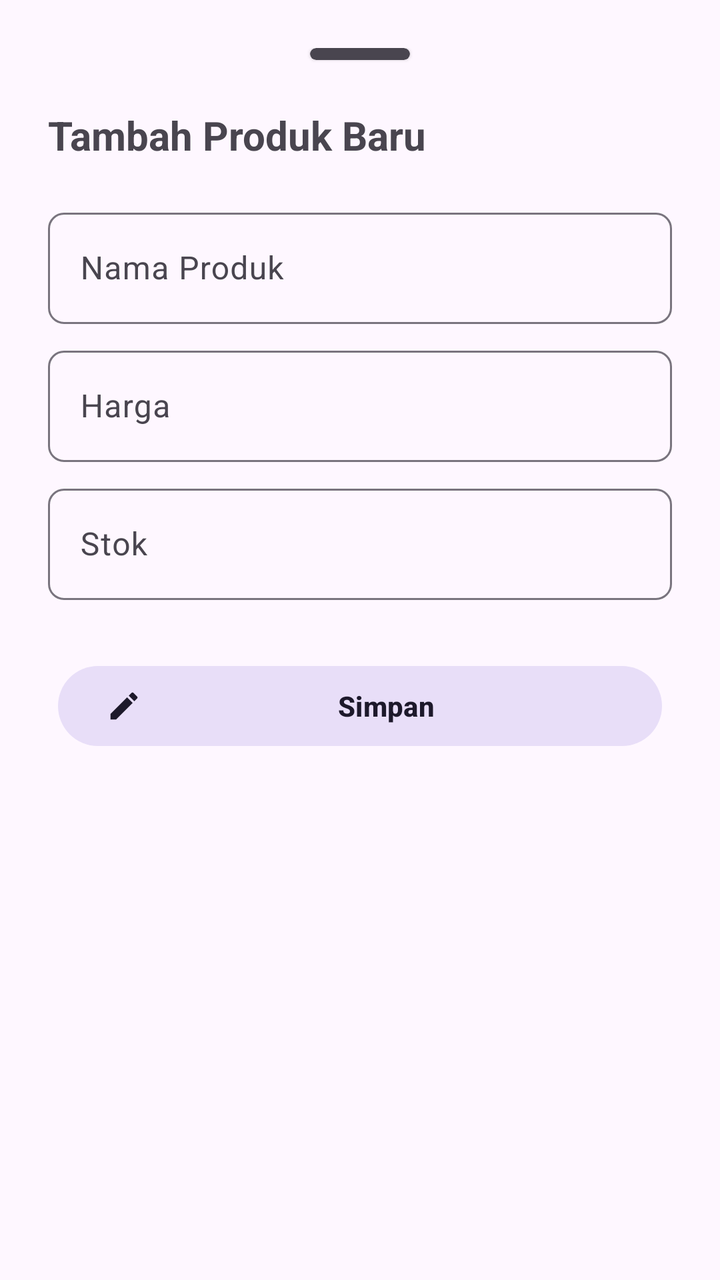
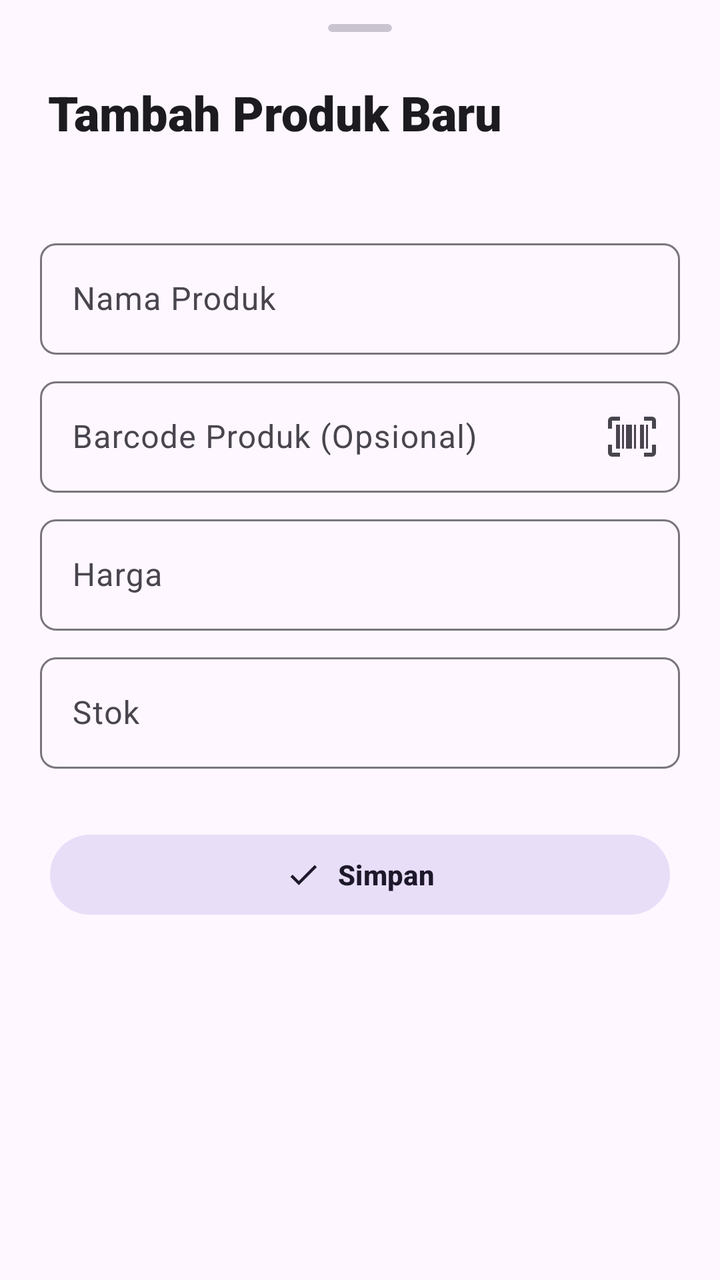

An Android layout rendered at two revisions. The XML below is the earlier revision; the diff shows what the commit changed to produce the second picture.
<!-- AndroidManifest.xml: application theme AppTheme -->
<!-- res/layout/dialog_tambah_produk.xml -->
<?xml version="1.0" encoding="utf-8"?>
<LinearLayout
     xmlns:android="http://schemas.android.com/apk/res/android"
     xmlns:app="http://schemas.android.com/apk/res-auto"
     android:layout_height="wrap_content"
     android:layout_width="match_parent"
     android:padding="24dp"
     android:orientation="vertical">

    <com.google.android.material.card.MaterialCardView
         android:layout_height="6dp"
         android:layout_width="50dp"
         android:layout_marginBottom="24dp"
         app:cardElevation="1dp"
         app:cardBackgroundColor="?attr/colorOnSurfaceVariant"
         style="?attr/materialCardViewFilledStyle"
         app:cardCornerRadius="24dp"
         android:layout_gravity="center_horizontal">

    </com.google.android.material.card.MaterialCardView>

    <TextView
         android:layout_height="wrap_content"
         android:layout_width="wrap_content"
         android:layout_marginBottom="20dp"
         android:textSize="20sp"
         android:id="@+id/tv_judul_sheet"
         android:text="Tambah Produk Baru"
         android:textStyle="bold" />

    <com.google.android.material.textfield.TextInputLayout
         android:layout_height="wrap_content"
         android:layout_width="match_parent"
         android:layout_marginBottom="8dp"
         app:boxCornerRadiusTopEnd="8dp"
         app:boxCornerRadiusBottomStart="8dp"
         app:boxCornerRadiusBottomEnd="8dp"
         style="@style/Widget.Material3.TextInputLayout.OutlinedBox"
         app:boxCornerRadiusTopStart="8dp">

        <com.google.android.material.textfield.TextInputEditText
             android:layout_height="wrap_content"
             android:layout_width="match_parent"
             android:hint="Nama Produk"
             android:inputType="textCapWords"
             android:id="@+id/et_nama_produk" />

    </com.google.android.material.textfield.TextInputLayout>

    <com.google.android.material.textfield.TextInputLayout
         android:layout_height="wrap_content"
         android:layout_width="match_parent"
         android:layout_marginBottom="8dp"
         app:boxCornerRadiusTopEnd="8dp"
         app:boxCornerRadiusBottomStart="8dp"
         app:boxCornerRadiusBottomEnd="8dp"
         style="@style/Widget.Material3.TextInputLayout.OutlinedBox"
         app:prefixText="Rp"
         app:boxCornerRadiusTopStart="8dp">

        <com.google.android.material.textfield.TextInputEditText
             android:layout_height="wrap_content"
             android:layout_width="match_parent"
             android:hint="Harga"
             android:inputType="number"
             android:id="@+id/et_harga_produk" />

    </com.google.android.material.textfield.TextInputLayout>

    <com.google.android.material.textfield.TextInputLayout
         android:layout_height="wrap_content"
         android:layout_width="match_parent"
         android:layout_marginBottom="24dp"
         app:boxCornerRadiusTopEnd="8dp"
         app:boxCornerRadiusBottomStart="8dp"
         app:boxCornerRadiusBottomEnd="8dp"
         style="@style/Widget.Material3.TextInputLayout.OutlinedBox"
         app:boxCornerRadiusTopStart="8dp">

        <com.google.android.material.textfield.TextInputEditText
             android:layout_height="wrap_content"
             android:layout_width="match_parent"
             android:hint="Stok"
             android:inputType="number"
             android:id="@+id/et_stok_produk" />

    </com.google.android.material.textfield.TextInputLayout>

    <LinearLayout
         android:layout_height="wrap_content"
         android:layout_width="match_parent"
         android:gravity="center"
         android:orientation="horizontal">

        <com.google.android.material.button.MaterialButton
             android:layout_height="wrap_content"
             android:layout_width="0dp"
             android:visibility="gone"
             app:icon="@drawable/ic_delete"
             android:layout_margin="5dp"
             app:iconTint="#F44336"
             android:textColor="#F44336"
             app:strokeColor="#F44336"
             style="@style/Widget.Material3.Button.OutlinedButton"
             android:layout_weight="1"
             android:id="@+id/btn_hapus"
             android:textStyle="bold"
             android:text="Hapus" />

        <com.google.android.material.button.MaterialButton
             android:layout_height="wrap_content"
             android:layout_width="0dp"
             app:icon="@drawable/ic_edit"
             android:layout_margin="5dp"
             android:textAllCaps="false"
             style="@style/Widget.Material3.Button.TonalButton"
             android:layout_weight="1"
             android:id="@+id/btn_simpan"
             android:textStyle="bold"
             android:text="Simpan" />

    </LinearLayout>

</LinearLayout>
<!-- resources referenced by this layout -->
<resources>
  <!-- drawable ic_delete (drawable) -->
  <vector xmlns:android="http://schemas.android.com/apk/res/android"
      android:width="24dp"
      android:height="24dp"
      android:viewportWidth="24"
      android:viewportHeight="24">
      
    <path
        android:fillColor="#F44336"
        android:pathData="M6,19c0,1.1 0.9,2 2,2h8c1.1,0 2,-0.9 2,-2L18,7L6,7v12zM8,9h8v10L8,19L8,9zM15.5,4l-1,-1h-5l-1,1L5,4v2h14L19,4z"/>
  </vector>
  <!-- drawable ic_edit (drawable) -->
  <vector xmlns:android="http://schemas.android.com/apk/res/android"
      android:width="24dp"
      android:height="24dp"
      android:viewportWidth="24"
      android:viewportHeight="24"
      android:tint="?attr/colorPrimary">
    <path
        android:fillColor="@android:color/white"
        android:pathData="M3,17.25V21h3.75L17.81,9.94l-3.75,-3.75L3,17.25zM20.71,7.04c0.39,-0.39 0.39,-1.02 0,-1.41l-2.34,-2.34c-0.39,-0.39 -1.02,-0.39 -1.41,0l-1.83,1.83 3.75,3.75 1.83,-1.83z"/>
  </vector>
  <style name="AppTheme" parent="Base.AppTheme" />
  <style name="Base.AppTheme" parent="Theme.Material3.DayNight.NoActionBar">
          <item name="android:windowBackground">?attr/colorSurface</item>
          <item name="android:statusBarColor">?attr/colorSurface</item>
          <item name="android:windowLightStatusBar">true</item>
          <item name="android:windowActionBarOverlay">true</item>
          <item name="android:windowContentOverlay">@null</item>
      </style>
</resources>

<!-- the commit's change to res/layout/dialog_tambah_produk.xml (unified diff, before → after) -->
@@ -1,124 +1,159 @@
 <?xml version="1.0" encoding="utf-8"?>
 <LinearLayout
-     xmlns:android="http://schemas.android.com/apk/res/android"
-     xmlns:app="http://schemas.android.com/apk/res-auto"
-     android:layout_height="wrap_content"
-     android:layout_width="match_parent"
-     android:padding="24dp"
-     android:orientation="vertical">
+    xmlns:android="http://schemas.android.com/apk/res/android"
+    xmlns:app="http://schemas.android.com/apk/res-auto"
+    android:layout_width="match_parent"
+    android:layout_height="match_parent"
+    android:orientation="vertical">
 
     <com.google.android.material.card.MaterialCardView
-         android:layout_height="6dp"
-         android:layout_width="50dp"
-         android:layout_marginBottom="24dp"
-         app:cardElevation="1dp"
-         app:cardBackgroundColor="?attr/colorOnSurfaceVariant"
-         style="?attr/materialCardViewFilledStyle"
-         app:cardCornerRadius="24dp"
-         android:layout_gravity="center_horizontal">
-
-    </com.google.android.material.card.MaterialCardView>
+        android:layout_width="32dp"
+        android:layout_height="4dp"
+        android:layout_gravity="center_horizontal"
+        android:layout_marginTop="12dp"
+        app:cardBackgroundColor="?attr/colorOutlineVariant"
+        app:cardElevation="0dp"
+        app:strokeWidth="0dp" />
 
     <TextView
-         android:layout_height="wrap_content"
-         android:layout_width="wrap_content"
-         android:layout_marginBottom="20dp"
-         android:textSize="20sp"
-         android:id="@+id/tv_judul_sheet"
-         android:text="Tambah Produk Baru"
-         android:textStyle="bold" />
+        android:layout_width="wrap_content"
+        android:layout_height="wrap_content"
+        android:id="@+id/tv_judul_sheet"
+        android:text="Tambah Produk Baru"
+        android:textSize="24sp"
+        android:fontFamily="sans-serif-black"
+        android:textColor="?attr/colorOnSurface"
+        android:layout_marginHorizontal="24dp"
+        android:layout_marginVertical="24dp" />
 
-    <com.google.android.material.textfield.TextInputLayout
-         android:layout_height="wrap_content"
-         android:layout_width="match_parent"
-         android:layout_marginBottom="8dp"
-         app:boxCornerRadiusTopEnd="8dp"
-         app:boxCornerRadiusBottomStart="8dp"
-         app:boxCornerRadiusBottomEnd="8dp"
-         style="@style/Widget.Material3.TextInputLayout.OutlinedBox"
-         app:boxCornerRadiusTopStart="8dp">
+    <androidx.core.widget.NestedScrollView
+        android:layout_width="match_parent"
+        android:layout_height="match_parent">
 
-        <com.google.android.material.textfield.TextInputEditText
-             android:layout_height="wrap_content"
-             android:layout_width="match_parent"
-             android:hint="Nama Produk"
-             android:inputType="textCapWords"
-             android:id="@+id/et_nama_produk" />
+        <LinearLayout
+            android:layout_width="match_parent"
+            android:layout_height="wrap_content"
+            android:orientation="vertical"
+            android:padding="20dp">
 
-    </com.google.android.material.textfield.TextInputLayout>
+            <com.google.android.material.textfield.TextInputLayout
+                android:layout_height="wrap_content"
+                android:layout_width="match_parent"
+                android:layout_marginBottom="8dp"
+                app:boxCornerRadiusTopEnd="8dp"
+                app:boxCornerRadiusBottomStart="8dp"
+                app:boxCornerRadiusBottomEnd="8dp"
+                style="@style/Widget.Material3.TextInputLayout.OutlinedBox"
+                app:boxCornerRadiusTopStart="8dp">
 
-    <com.google.android.material.textfield.TextInputLayout
-         android:layout_height="wrap_content"
-         android:layout_width="match_parent"
-         android:layout_marginBottom="8dp"
-         app:boxCornerRadiusTopEnd="8dp"
-         app:boxCornerRadiusBottomStart="8dp"
-         app:boxCornerRadiusBottomEnd="8dp"
-         style="@style/Widget.Material3.TextInputLayout.OutlinedBox"
-         app:prefixText="Rp"
-         app:boxCornerRadiusTopStart="8dp">
+                <com.google.android.material.textfield.TextInputEditText
+                    android:layout_height="wrap_content"
+                    android:layout_width="match_parent"
+                    android:hint="Nama Produk"
+                    android:inputType="textCapWords"
+                    android:id="@+id/et_nama_produk" />
 
-        <com.google.android.material.textfield.TextInputEditText
-             android:layout_height="wrap_content"
-             android:layout_width="match_parent"
-             android:hint="Harga"
-             android:inputType="number"
-             android:id="@+id/et_harga_produk" />
+            </com.google.android.material.textfield.TextInputLayout>
 
-    </com.google.android.material.textfield.TextInputLayout>
+            <com.google.android.material.textfield.TextInputLayout
+                android:id="@+id/til_barcode_produk"
+                android:layout_height="wrap_content"
+                android:layout_width="match_parent"
+                android:layout_marginBottom="8dp"
+                app:boxCornerRadiusTopEnd="8dp"
+                app:boxCornerRadiusBottomStart="8dp"
+                app:boxCornerRadiusBottomEnd="8dp"
+                style="@style/Widget.Material3.TextInputLayout.OutlinedBox"
+                app:boxCornerRadiusTopStart="8dp"
+                app:endIconMode="custom"
+                app:endIconDrawable="@drawable/ic_barcode_scan">
 
-    <com.google.android.material.textfield.TextInputLayout
-         android:layout_height="wrap_content"
-         android:layout_width="match_parent"
-         android:layout_marginBottom="24dp"
-         app:boxCornerRadiusTopEnd="8dp"
-         app:boxCornerRadiusBottomStart="8dp"
-         app:boxCornerRadiusBottomEnd="8dp"
-         style="@style/Widget.Material3.TextInputLayout.OutlinedBox"
-         app:boxCornerRadiusTopStart="8dp">
+                <com.google.android.material.textfield.TextInputEditText
+                    android:id="@+id/et_barcode_produk"
+                    android:layout_width="match_parent"
+                    android:layout_height="wrap_content"
+                    android:hint="Barcode Produk (Opsional)"
+                    android:inputType="number" />
+            </com.google.android.material.textfield.TextInputLayout>
 
-        <com.google.android.material.textfield.TextInputEditText
-             android:layout_height="wrap_content"
-             android:layout_width="match_parent"
-             android:hint="Stok"
-             android:inputType="number"
-             android:id="@+id/et_stok_produk" />
+            <com.google.android.material.textfield.TextInputLayout
+                android:layout_height="wrap_content"
+                android:layout_width="match_parent"
+                android:layout_marginBottom="8dp"
+                app:boxCornerRadiusTopEnd="8dp"
+                app:boxCornerRadiusBottomStart="8dp"
+                app:boxCornerRadiusBottomEnd="8dp"
+                style="@style/Widget.Material3.TextInputLayout.OutlinedBox"
+                app:prefixText="Rp"
+                app:boxCornerRadiusTopStart="8dp">
 
-    </com.google.android.material.textfield.TextInputLayout>
+                <com.google.android.material.textfield.TextInputEditText
+                    android:layout_height="wrap_content"
+                    android:layout_width="match_parent"
+                    android:hint="Harga"
+                    android:inputType="number"
+                    android:id="@+id/et_harga_produk" />
 
-    <LinearLayout
-         android:layout_height="wrap_content"
-         android:layout_width="match_parent"
-         android:gravity="center"
-         android:orientation="horizontal">
+            </com.google.android.material.textfield.TextInputLayout>
 
-        <com.google.android.material.button.MaterialButton
-             android:layout_height="wrap_content"
-             android:layout_width="0dp"
-             android:visibility="gone"
-             app:icon="@drawable/ic_delete"
-             android:layout_margin="5dp"
-             app:iconTint="#F44336"
-             android:textColor="#F44336"
-             app:strokeColor="#F44336"
-             style="@style/Widget.Material3.Button.OutlinedButton"
-             android:layout_weight="1"
-             android:id="@+id/btn_hapus"
-             android:textStyle="bold"
-             android:text="Hapus" />
+            <com.google.android.material.textfield.TextInputLayout
+                android:layout_height="wrap_content"
+                android:layout_width="match_parent"
+                android:layout_marginBottom="24dp"
+                app:boxCornerRadiusTopEnd="8dp"
+                app:boxCornerRadiusBottomStart="8dp"
+                app:boxCornerRadiusBottomEnd="8dp"
+                style="@style/Widget.Material3.TextInputLayout.OutlinedBox"
+                app:boxCornerRadiusTopStart="8dp">
 
-        <com.google.android.material.button.MaterialButton
-             android:layout_height="wrap_content"
-             android:layout_width="0dp"
-             app:icon="@drawable/ic_edit"
-             android:layout_margin="5dp"
-             android:textAllCaps="false"
-             style="@style/Widget.Material3.Button.TonalButton"
-             android:layout_weight="1"
-             android:id="@+id/btn_simpan"
-             android:textStyle="bold"
-             android:text="Simpan" />
+                <com.google.android.material.textfield.TextInputEditText
+                    android:layout_height="wrap_content"
+                    android:layout_width="match_parent"
+                    android:hint="Stok"
+                    android:inputType="number"
+                    android:id="@+id/et_stok_produk" />
 
-    </LinearLayout>
+            </com.google.android.material.textfield.TextInputLayout>
+
+            <LinearLayout
+                android:layout_height="wrap_content"
+                android:layout_width="match_parent"
+                android:gravity="center"
+                android:orientation="horizontal">
+
+                <com.google.android.material.button.MaterialButton
+                    android:layout_height="wrap_content"
+                    android:layout_width="0dp"
+                    android:visibility="gone"
+                    app:icon="@drawable/ic_delete"
+                    android:layout_margin="5dp"
+                    app:iconTint="#F44336"
+                    android:textColor="#F44336"
+                    app:strokeColor="#F44336"
+                    style="@style/Widget.Material3.Button.OutlinedButton"
+                    android:layout_weight="1"
+                    android:id="@+id/btn_hapus"
+                    android:textStyle="bold"
+                    app:iconGravity="textStart"
+                    android:text="Hapus" />
+
+                <com.google.android.material.button.MaterialButton
+                    android:layout_height="wrap_content"
+                    android:layout_width="0dp"
+                    app:icon="@drawable/ic_check"
+                    android:layout_margin="5dp"
+                    android:textAllCaps="false"
+                    style="@style/Widget.Material3.Button.TonalButton"
+                    android:layout_weight="1"
+                    app:iconGravity="textStart"
+                    android:id="@+id/btn_simpan"
+                    android:textStyle="bold"
+                    android:text="Simpan" />
+
+            </LinearLayout>
+
+        </LinearLayout>
+
+    </androidx.core.widget.NestedScrollView>
 
 </LinearLayout>
<!-- resource entries referenced after the edit -->
@@ -1,5 +1,27 @@
 <!-- resources referenced by this layout -->
 <resources>
+  <!-- drawable ic_barcode_scan (drawable) -->
+  <vector
+          xmlns:android="http://schemas.android.com/apk/res/android"
+          android:height="24dp"
+          android:width="24dp"
+          android:viewportWidth="24"
+          android:viewportHeight="24">
+      <path
+              android:fillColor="?attr/colorPrimary"
+              android:pathData="M4,6H6V18H4V6M7,6H8V18H7V6M9,6H12V18H9V6M13,6H14V18H13V6M16,6H18V18H16V6M19,6H20V18H19V6M2,4V8H0V4A2,2 0 0,1 2,2H6V4H2M22,2A2,2 0 0,1 24,4V8H22V4H18V2H22M2,16V20H6V22H2A2,2 0 0,1 0,20V16H2M22,20V16H24V20A2,2 0 0,1 22,22H18V20H22Z" />
+  </vector>
+  <!-- drawable ic_check (drawable) -->
+  <vector xmlns:android="http://schemas.android.com/apk/res/android"
+      android:width="24dp"
+      android:height="24dp"
+      android:viewportWidth="24"
+      android:viewportHeight="24"
+      android:tint="?attr/colorPrimary">
+    <path
+        android:fillColor="@android:color/white"
+        android:pathData="M9,16.17L4.83,12l-1.42,1.41L9,19 21,7l-1.41,-1.41z"/>
+  </vector>
   <!-- drawable ic_delete (drawable) -->
   <vector xmlns:android="http://schemas.android.com/apk/res/android"
       android:width="24dp"
@@ -11,17 +33,6 @@
         android:fillColor="#F44336"
         android:pathData="M6,19c0,1.1 0.9,2 2,2h8c1.1,0 2,-0.9 2,-2L18,7L6,7v12zM8,9h8v10L8,19L8,9zM15.5,4l-1,-1h-5l-1,1L5,4v2h14L19,4z"/>
   </vector>
-  <!-- drawable ic_edit (drawable) -->
-  <vector xmlns:android="http://schemas.android.com/apk/res/android"
-      android:width="24dp"
-      android:height="24dp"
-      android:viewportWidth="24"
-      android:viewportHeight="24"
-      android:tint="?attr/colorPrimary">
-    <path
-        android:fillColor="@android:color/white"
-        android:pathData="M3,17.25V21h3.75L17.81,9.94l-3.75,-3.75L3,17.25zM20.71,7.04c0.39,-0.39 0.39,-1.02 0,-1.41l-2.34,-2.34c-0.39,-0.39 -1.02,-0.39 -1.41,0l-1.83,1.83 3.75,3.75 1.83,-1.83z"/>
-  </vector>
   <style name="AppTheme" parent="Base.AppTheme" />
   <style name="Base.AppTheme" parent="Theme.Material3.DayNight.NoActionBar">
           <item name="android:windowBackground">?attr/colorSurface</item>
